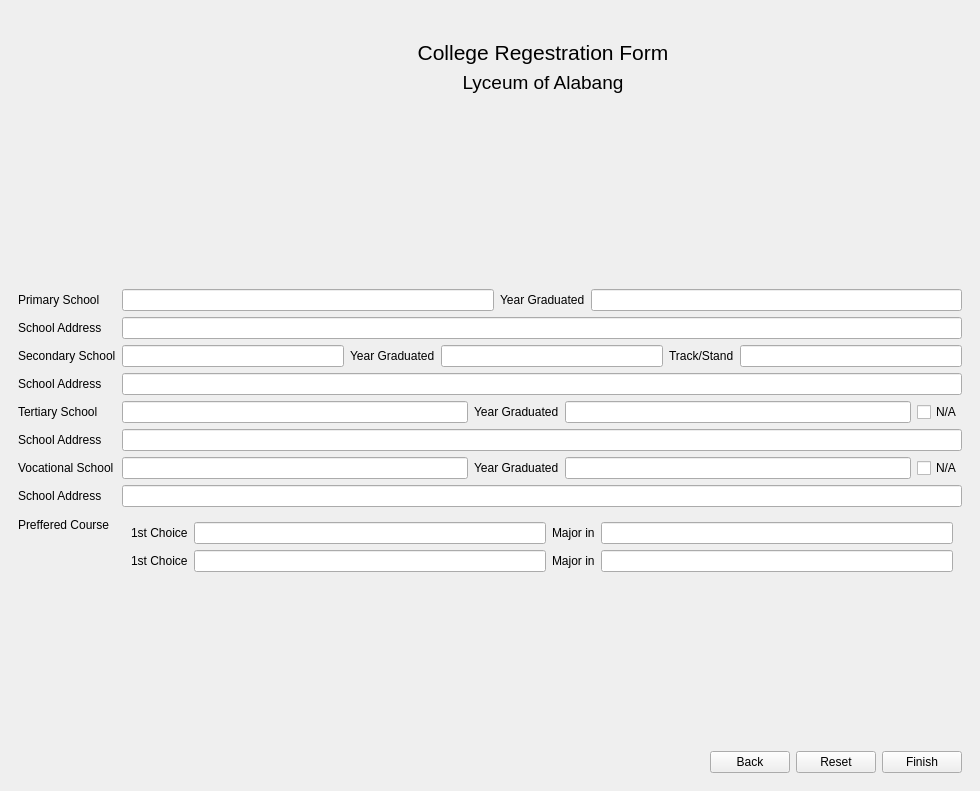
Above: Screens/form2.ui from Blueguy0301/admissionForm before the change. Below: the same form after it.
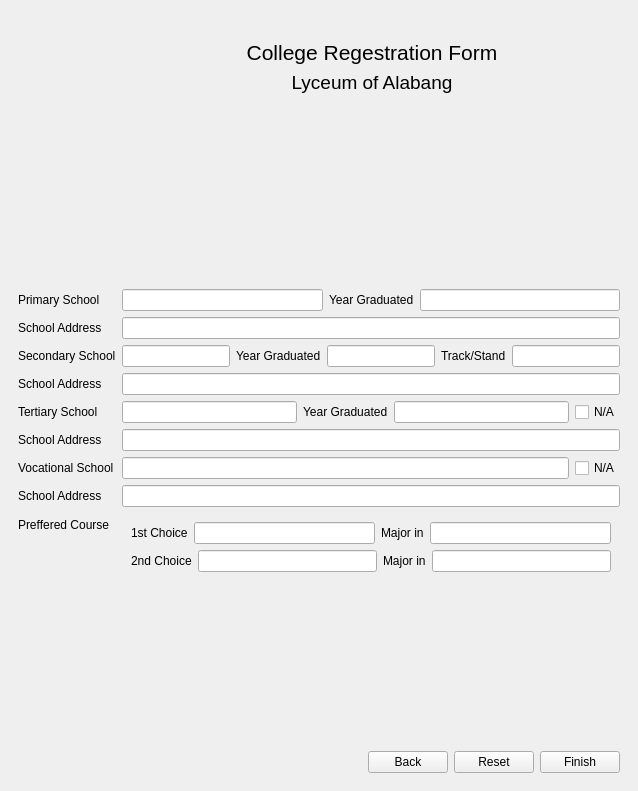
That is the form after the change. Icons and pictures are not drawn.

Patch:
```diff
--- a/Screens/form2.ui
+++ b/Screens/form2.ui
@@ -6,7 +6,7 @@
    <rect>
     <x>0</x>
     <y>0</y>
-    <width>980</width>
+    <width>638</width>
     <height>791</height>
    </rect>
   </property>
@@ -341,17 +341,7 @@
            <widget class="QLineEdit" name="lineEdit_28"/>
           </item>
           <item>
-           <widget class="QLabel" name="label_33">
-            <property name="text">
-             <string>Year Graduated</string>
-            </property>
-           </widget>
-          </item>
-          <item>
-           <widget class="QLineEdit" name="lineEdit_29"/>
-          </item>
-          <item>
-           <widget class="QCheckBox" name="checkBox">
+           <widget class="QCheckBox" name="vNA">
             <property name="text">
              <string>N/A</string>
             </property>
@@ -436,7 +426,7 @@
              <item>
               <widget class="QLabel" name="label_38">
                <property name="text">
-                <string>1st Choice</string>
+                <string>2nd Choice</string>
                </property>
               </widget>
              </item>
```
Left out of the diff: 34 changed lines with no effect on the pictures.
